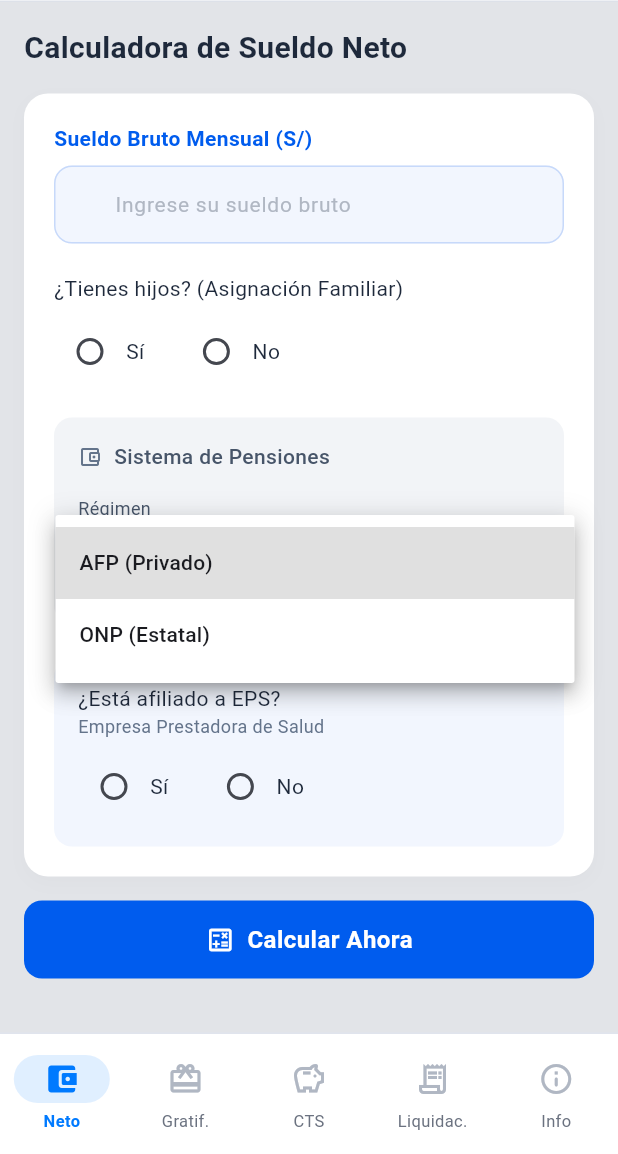
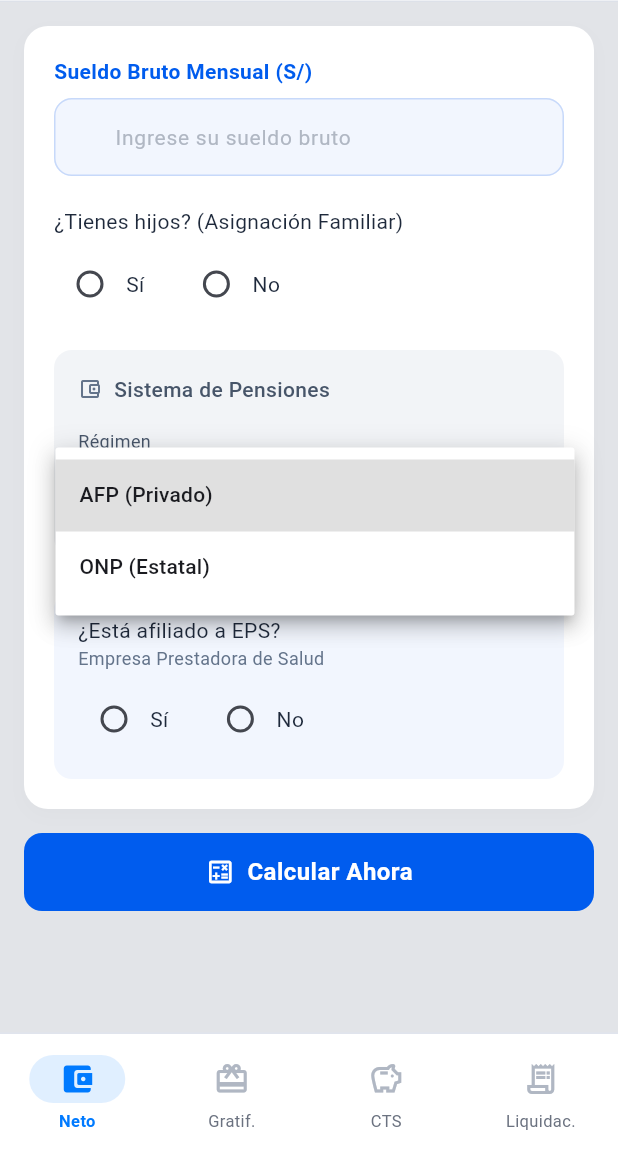
Before and after one commit to dieg0zu/CalculadoraLaboral, a Flutter app: the screen it shows after launch, after a tap on "Seleccionar", on a phone screen of 412 x 824 dp, the part 82-1236 px from its top. Run offline on Flutter 3.47's test engine with Material 3 defaults, Android fonts, the phone set to English and light mode, and no system bars; our stand-ins replace currency_text_input_formatter, flutter_riverpod.

Commit message:
Modulos completos

```diff
--- a/calculadora_laboral/lib/main.dart
+++ b/calculadora_laboral/lib/main.dart
@@ -6,7 +6,7 @@ import 'presentation/screens/net_salary_screen.dart';
 import 'presentation/screens/gratification_screen.dart';
 import 'presentation/screens/cts_screen.dart';
 import 'presentation/screens/liquidation_screen.dart';
-import 'presentation/screens/info_screen.dart';
+// import 'presentation/screens/info_screen.dart';
 
 void main() {
   runApp(
@@ -82,13 +82,15 @@ class _MainShellState extends State<MainShell> {
       screen: LiquidationScreen(),
       appBarTitle: 'Liquidación Total',
     ),
+    /*
     _TabItem(
       label: 'Info',
       icon: Icons.info_outline_rounded,
       activeIcon: Icons.info_rounded,
       screen: InfoScreen(),
-      appBarTitle: 'Parámetros Legales 2025',
+      appBarTitle: 'Parámetros Legales 2026',
     ),
+    */
   ];
 
   @override
--- a/calculadora_laboral/lib/presentation/screens/cts_screen.dart
+++ b/calculadora_laboral/lib/presentation/screens/cts_screen.dart
@@ -47,15 +47,7 @@ class _CtsScreenState extends ConsumerState<CtsScreen> {
       child: Column(
         crossAxisAlignment: CrossAxisAlignment.stretch,
         children: [
-          const Text(
-            'Calculadora de CTS',
-            style: TextStyle(
-              fontSize: 20,
-              fontWeight: FontWeight.bold,
-              color: Color(0xFF1E293B),
-            ),
-          ),
-          const SizedBox(height: 16),
+
           const CtsInputsPanel(),
           const SizedBox(height: 16),
           SizedBox(
--- a/calculadora_laboral/lib/presentation/screens/info_screen.dart
+++ b/calculadora_laboral/lib/presentation/screens/info_screen.dart
@@ -37,7 +37,7 @@ class InfoScreen extends StatelessWidget {
                 const Icon(Icons.gavel_rounded, color: Colors.white, size: 32),
                 const SizedBox(height: 12),
                 Text(
-                  'Parámetros Legales 2025',
+                  'Parámetros Legales 2026',
                   style: textTheme.titleLarge?.copyWith(
                     color: Colors.white,
                     fontWeight: FontWeight.w800,
@@ -61,10 +61,10 @@ class InfoScreen extends StatelessWidget {
             items: [
               _InfoItem('RMV (Remuneración Mínima Vital)',
                   CurrencyFormatter.format(LegalParameters.kRMV),
-                  'DS 003-2025-TR'),
+                  'DS 003-2026-TR'),
               _InfoItem('UIT (Unidad Impositiva Tributaria)',
                   CurrencyFormatter.format(LegalParameters.kUIT),
-                  'RS 000-2025-EF'),
+                  'RS 000-2026-EF'),
               _InfoItem('Asignación Familiar',
                   CurrencyFormatter.format(LegalParameters.kFamilyAllowance),
                   '10% de la RMV — Ley 25129'),
--- a/calculadora_laboral/lib/presentation/screens/liquidation_screen.dart
+++ b/calculadora_laboral/lib/presentation/screens/liquidation_screen.dart
@@ -35,15 +35,7 @@ class _LiquidationScreenState extends ConsumerState<LiquidationScreen> {
       child: Column(
         crossAxisAlignment: CrossAxisAlignment.stretch,
         children: [
-          const Text(
-            'Calculadora de Liquidación',
-            style: TextStyle(
-              fontSize: 20,
-              fontWeight: FontWeight.bold,
-              color: Color(0xFF1E293B),
-            ),
-          ),
-          const SizedBox(height: 16),
+
           LiquidationInputsPanel(onCalculate: _onCalculate),
         ],
       ),
--- a/calculadora_laboral/lib/presentation/screens/net_salary_screen.dart
+++ b/calculadora_laboral/lib/presentation/screens/net_salary_screen.dart
@@ -42,15 +42,6 @@ class _NetSalaryScreenState extends ConsumerState<NetSalaryScreen> {
       child: Column(
         crossAxisAlignment: CrossAxisAlignment.stretch,
         children: [
-          const Text(
-            'Calculadora de Sueldo Neto',
-            style: TextStyle(
-              fontSize: 20,
-              fontWeight: FontWeight.bold,
-              color: Color(0xFF1E293B),
-            ),
-          ),
-          const SizedBox(height: 16),
 
           const NetSalaryInputsPanel(),
           const SizedBox(height: 16),
```
Also changed, not shown: calculadora_laboral/lib/presentation/screens/gratification_result_screen.dart (+0 -30 lines), 1 other file.
